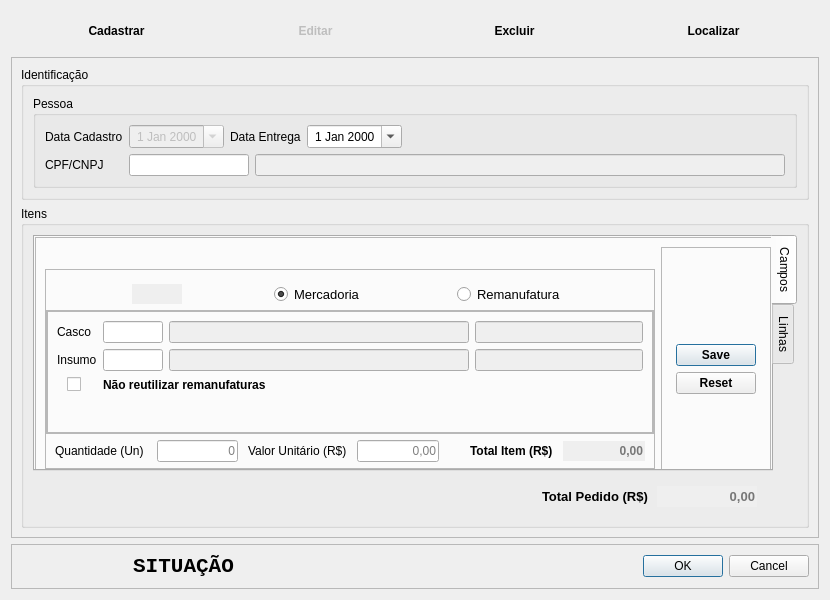
The window that Resources/UI/CadastroPedido.ui (Klubas/Projeto-SOAD) describes before a commit, drawn with Qt 5.
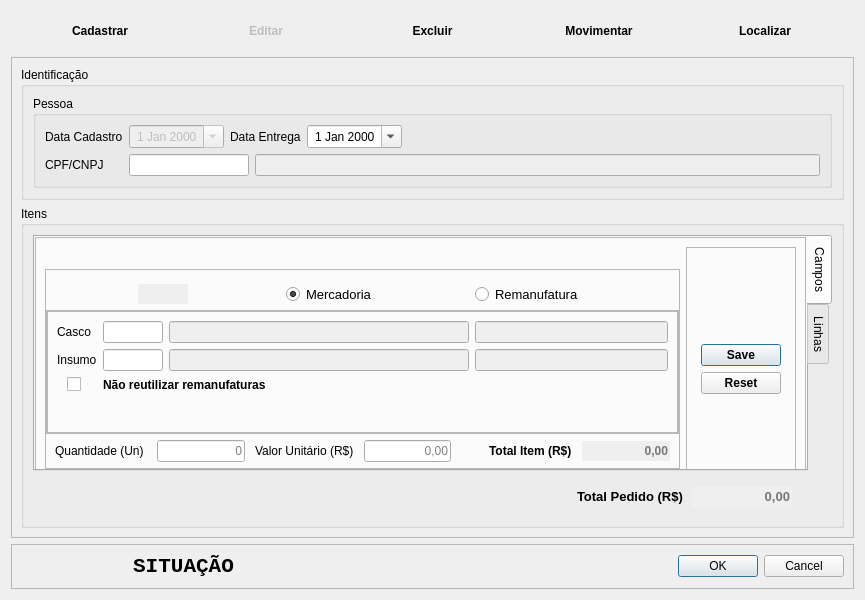
The same window after the commit.

Commit message: - Ajuste cadastro de pedido * Remover item * Alterações em procedures de cadastro de pedido no banco

The edit to the form file:
```diff
--- a/Resources/UI/CadastroPedido.ui
+++ b/Resources/UI/CadastroPedido.ui
@@ -9,7 +9,7 @@
    <rect>
     <x>0</x>
     <y>0</y>
-    <width>830</width>
+    <width>865</width>
     <height>600</height>
    </rect>
   </property>
@@ -124,6 +124,31 @@
           </property>
          </widget>
         </item>
+        <item>
+         <widget class="QPushButton" name="pushButton_movimentar">
+          <property name="font">
+           <font>
+            <weight>75</weight>
+            <bold>true</bold>
+           </font>
+          </property>
+          <property name="text">
+           <string>Movimentar</string>
+          </property>
+          <property name="shortcut">
+           <string>Alt+D</string>
+          </property>
+          <property name="checkable">
+           <bool>false</bool>
+          </property>
+          <property name="default">
+           <bool>false</bool>
+          </property>
+          <property name="flat">
+           <bool>true</bool>
+          </property>
+         </widget>
+        </item>
         <item>
          <widget class="QPushButton" name="pushButton_localizar">
           <property name="font">
@@ -199,34 +224,6 @@
                 </property>
                </widget>
               </item>
-              <item row="1" column="0">
-               <widget class="QLabel" name="label_documento">
-                <property name="text">
-                 <string>CPF/CNPJ</string>
-                </property>
-               </widget>
-              </item>
-              <item row="1" column="1">
-               <layout class="QHBoxLayout" name="horizontalLayout_2">
-                <item>
-                 <widget class="QLineEdit" name="lineEdit_documento">
-                  <property name="maximumSize">
-                   <size>
-                    <width>120</width>
-                    <height>16777215</height>
-                   </size>
-                  </property>
-                 </widget>
-                </item>
-                <item>
-                 <widget class="QLineEdit" name="lineEdit_nome_pessoa">
-                  <property name="enabled">
-                   <bool>false</bool>
-                  </property>
-                 </widget>
-                </item>
-               </layout>
-              </item>
               <item row="0" column="1">
                <layout class="QHBoxLayout" name="horizontalLayout_11">
                 <property name="spacing">
@@ -322,6 +319,112 @@
                    </size>
                   </property>
                  </spacer>
+                </item>
+                <item>
+                 <widget class="QLabel" name="label_tipo_pedido">
+                  <property name="palette">
+                   <palette>
+                    <active>
+                     <colorrole role="Text">
+                      <brush brushstyle="SolidPattern">
+                       <color alpha="255">
+                        <red>57</red>
+                        <green>130</green>
+                        <blue>12</blue>
+                       </color>
+                      </brush>
+                     </colorrole>
+                     <colorrole role="PlaceholderText">
+                      <brush brushstyle="SolidPattern">
+                       <color alpha="128">
+                        <red>57</red>
+                        <green>130</green>
+                        <blue>12</blue>
+                       </color>
+                      </brush>
+                     </colorrole>
+                    </active>
+                    <inactive>
+                     <colorrole role="Text">
+                      <brush brushstyle="SolidPattern">
+                       <color alpha="255">
+                        <red>4</red>
+                        <green>77</green>
+                        <blue>27</blue>
+                       </color>
+                      </brush>
+                     </colorrole>
+                     <colorrole role="PlaceholderText">
+                      <brush brushstyle="SolidPattern">
+                       <color alpha="128">
+                        <red>57</red>
+                        <green>130</green>
+                        <blue>12</blue>
+                       </color>
+                      </brush>
+                     </colorrole>
+                    </inactive>
+                    <disabled>
+                     <colorrole role="Text">
+                      <brush brushstyle="SolidPattern">
+                       <color alpha="255">
+                        <red>2</red>
+                        <green>129</green>
+                        <blue>0</blue>
+                       </color>
+                      </brush>
+                     </colorrole>
+                     <colorrole role="PlaceholderText">
+                      <brush brushstyle="SolidPattern">
+                       <color alpha="128">
+                        <red>57</red>
+                        <green>130</green>
+                        <blue>12</blue>
+                       </color>
+                      </brush>
+                     </colorrole>
+                    </disabled>
+                   </palette>
+                  </property>
+                  <property name="font">
+                   <font>
+                    <pointsize>10</pointsize>
+                    <weight>75</weight>
+                    <bold>true</bold>
+                   </font>
+                  </property>
+                  <property name="text">
+                   <string/>
+                  </property>
+                 </widget>
+                </item>
+               </layout>
+              </item>
+              <item row="1" column="0">
+               <widget class="QLabel" name="label_documento">
+                <property name="text">
+                 <string>CPF/CNPJ</string>
+                </property>
+               </widget>
+              </item>
+              <item row="1" column="1">
+               <layout class="QHBoxLayout" name="horizontalLayout_2">
+                <item>
+                 <widget class="QLineEdit" name="lineEdit_documento">
+                  <property name="maximumSize">
+                   <size>
+                    <width>120</width>
+                    <height>16777215</height>
+                   </size>
+                  </property>
+                 </widget>
+                </item>
+                <item>
+                 <widget class="QLineEdit" name="lineEdit_nome_pessoa">
+                  <property name="enabled">
+                   <bool>false</bool>
+                  </property>
+                 </widget>
                 </item>
                </layout>
               </item>
```
The commit also changes 25 other files.
